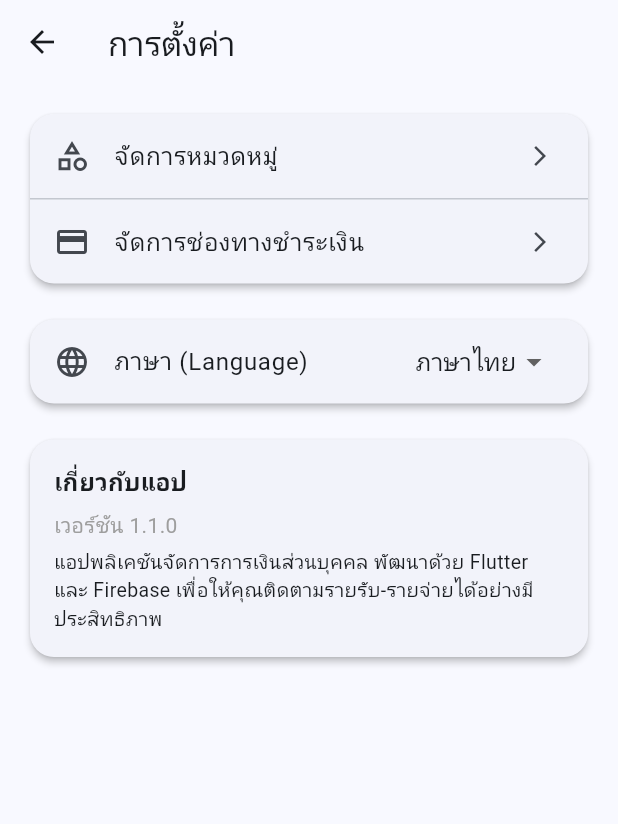
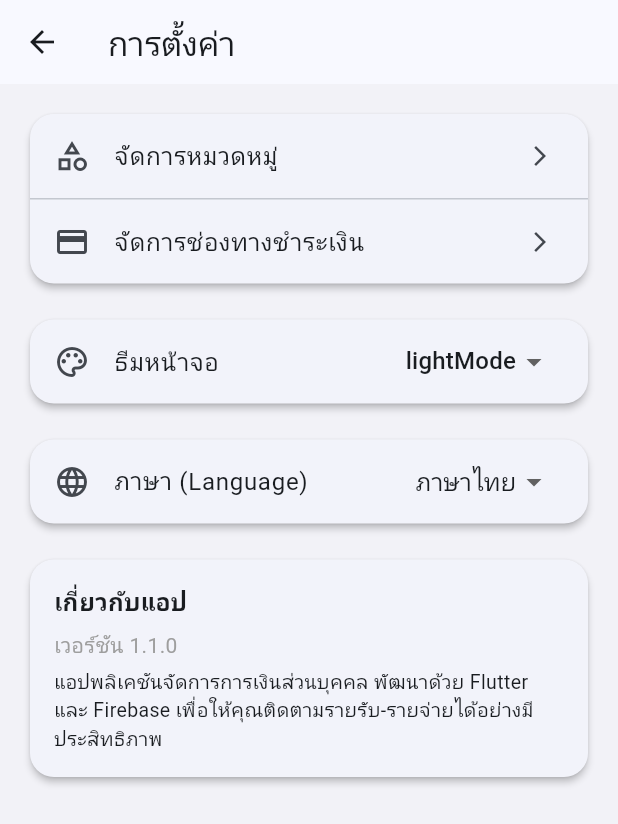
Before and after one commit to thanakorn-official/Expense-Tracker, a Flutter app: the SettingsScreen screen opened directly, on a phone screen of 412 x 824 dp. Shown: the top 824 px of the screen. Run offline on Flutter 3.47's test engine with Material 3 defaults, Android fonts, the phone set to English and light mode, and no system bars; our stand-ins replace cloud_firestore, firebase_core, fl_chart, shared_preferences; accounts and stored records are empty; generated files the repository leaves out were written again.

Commit message:
fix(settings): fix non-constant IconData codepoint error and resolve themeNotifier type/import conflicts

```diff
--- a/lib/screens/settings_screen.dart
+++ b/lib/screens/settings_screen.dart
@@ -626,13 +626,13 @@
                         color: Colors.red,
                         borderRadius: BorderRadius.circular(12),
                       ),
-                      child: const Row(
+                      child: Row(
                         mainAxisSize: MainAxisSize.min,
                         children: [
-                          Icon(Icons.delete, color: Colors.white),
-                          SizedBox(width: 8),
-                          Text('ลบ',
-                              style: TextStyle(
+                          const Icon(Icons.delete, color: Colors.white),
+                          const SizedBox(width: 8),
+                          Text(T.get('delete'),
+                              style: const TextStyle(
                                   color: Colors.white,
                                   fontWeight: FontWeight.bold)),
                         ],
@@ -715,13 +715,13 @@
                         color: Colors.red,
                         borderRadius: BorderRadius.circular(12),
                       ),
-                      child: const Row(
+                      child: Row(
                         mainAxisSize: MainAxisSize.min,
                         children: [
-                          Icon(Icons.delete, color: Colors.white),
-                          SizedBox(width: 8),
-                          Text('ลบ',
-                              style: TextStyle(
+                          const Icon(Icons.delete, color: Colors.white),
+                          const SizedBox(width: 8),
+                          Text(T.get('delete'),
+                              style: const TextStyle(
                                   color: Colors.white,
                                   fontWeight: FontWeight.bold)),
                         ],
@@ -805,6 +805,44 @@
                 shape: RoundedRectangleBorder(
                     borderRadius: BorderRadius.circular(16)),
                 child: ListTile(
+                  leading: const Icon(Icons.palette_outlined),
+                  title: Text(T.get('theme')),
+                  trailing: ValueListenableBuilder<String>(
+                    valueListenable: themeNotifier,
+                    builder: (context, currentTheme, _) {
+                      return DropdownButton<String>(
+                        value: currentTheme,
+                        underline: const SizedBox(),
+                        items: [
+                          DropdownMenuItem(
+                              value: 'light', child: Text(T.get('lightMode'))),
+                          DropdownMenuItem(
+                              value: 'dark', child: Text(T.get('darkMode'))),
+                          DropdownMenuItem(
+                              value: 'black_cat',
+                              child: Text(T.get('blackCat'))),
+                          DropdownMenuItem(
+                              value: 'glass_cup',
+                              child: Text(T.get('glassCup'))),
+                        ],
+                        onChanged: (val) async {
+                          if (val != null) {
+                            themeNotifier.value = val;
+                            final prefs = await SharedPreferences.getInstance();
+                            await prefs.setString('app_theme_mode', val);
+                          }
+                        },
+                      );
+                    },
+                  ),
+                ),
+              ),
+              const SizedBox(height: 16),
+              Card(
+                elevation: 2,
+                shape: RoundedRectangleBorder(
+                    borderRadius: BorderRadius.circular(16)),
+                child: ListTile(
                   leading: const Icon(Icons.language),
                   title: Text(T.get('language')),
                   trailing: DropdownButton<String>(
--- /dev/null
+++ b/lib/utils/app_theme.dart
@@ -0,0 +1,111 @@
+import 'package:flutter/material.dart';
+
+final ValueNotifier<String> themeNotifier = ValueNotifier<String>('light');
+
+class AppThemes {
+  static ThemeData get lightTheme => ThemeData(
+        useMaterial3: true,
+        brightness: Brightness.light,
+        scaffoldBackgroundColor: const Color(0xFFF2F2F7),
+        colorScheme: ColorScheme.fromSeed(
+          seedColor: Colors.blue,
+          brightness: Brightness.light,
+        ),
+      );
+
+  static ThemeData get darkTheme => ThemeData(
+        useMaterial3: true,
+        brightness: Brightness.dark,
+        scaffoldBackgroundColor: const Color(0xFF1C1C1E),
+        colorScheme: ColorScheme.fromSeed(
+          seedColor: Colors.blue,
+          brightness: Brightness.dark,
+        ),
+      );
+
+  static ThemeData get blackCatTheme => ThemeData(
+        useMaterial3: true,
+        brightness: Brightness.dark,
+        scaffoldBackgroundColor: const Color(0xFF000000),
+        colorScheme: const ColorScheme.dark(
+          primary: Color(0xFFF2F2F7),
+          secondary: Color(0xFFFFB340),
+          surface: Color(0xFF121212),
+          onSurface: Color(0xFFF2F2F7),
+        ),
+        cardTheme: CardThemeData(
+          color: const Color(0xFF121212),
+          elevation: 0,
+          shape: RoundedRectangleBorder(
+            borderRadius: BorderRadius.circular(16),
+            side: const BorderSide(color: Color(0xFF2C2C2E), width: 0.8),
+          ),
+        ),
+        appBarTheme: const AppBarTheme(
+          backgroundColor: Color(0xFF000000),
+          foregroundColor: Color(0xFFF2F2F7),
+          elevation: 0,
+          centerTitle: true,
+          titleTextStyle: TextStyle(
+            color: Color(0xFFF2F2F7),
+            fontSize: 18,
+            fontWeight: FontWeight.w600,
+            letterSpacing: -0.5,
+          ),
+        ),
+        floatingActionButtonTheme: const FloatingActionButtonThemeData(
+          backgroundColor: Color(0xFFFFB340),
+          foregroundColor: Color(0xFF000000),
+        ),
+      );
+
+  static ThemeData get glassCupTheme => ThemeData(
+        useMaterial3: true,
+        brightness: Brightness.dark,
+        scaffoldBackgroundColor: const Color(0xFF1C1C1E),
+        colorScheme: const ColorScheme.dark(
+          primary: Color(0xFFFFFFFF),
+          secondary: Color(0xFF64D2FF),
+          surface: Color(0xFF2C2C2E),
+          onSurface: Color(0xFFFFFFFF),
+        ),
+        cardTheme: CardThemeData(
+          color: const Color(0xFF2C2C2E),
+          elevation: 0,
+          shape: RoundedRectangleBorder(
+            borderRadius: BorderRadius.circular(20),
+            side: const BorderSide(color: Color(0xFF48484A), width: 0.5),
+          ),
+        ),
+        appBarTheme: const AppBarTheme(
+          backgroundColor: Color(0xFF1C1C1E),
+          foregroundColor: Color(0xFFFFFFFF),
+          elevation: 0,
+          centerTitle: true,
+          titleTextStyle: TextStyle(
+            color: Color(0xFFFFFFFF),
+            fontSize: 18,
+            fontWeight: FontWeight.w600,
+            letterSpacing: -0.5,
+          ),
+        ),
+        floatingActionButtonTheme: const FloatingActionButtonThemeData(
+          backgroundColor: Color(0xFFFFFFFF),
+          foregroundColor: Color(0xFF1C1C1E),
+        ),
+      );
+
+  static ThemeData getTheme(String themeKey) {
+    switch (themeKey) {
+      case 'dark':
+        return darkTheme;
+      case 'black_cat':
+        return blackCatTheme;
+      case 'glass_cup':
+        return glassCupTheme;
+      case 'light':
+      default:
+        return lightTheme;
+    }
+  }
+}
```
Also changed, not shown: lib/main.dart (+14 -16 lines).
